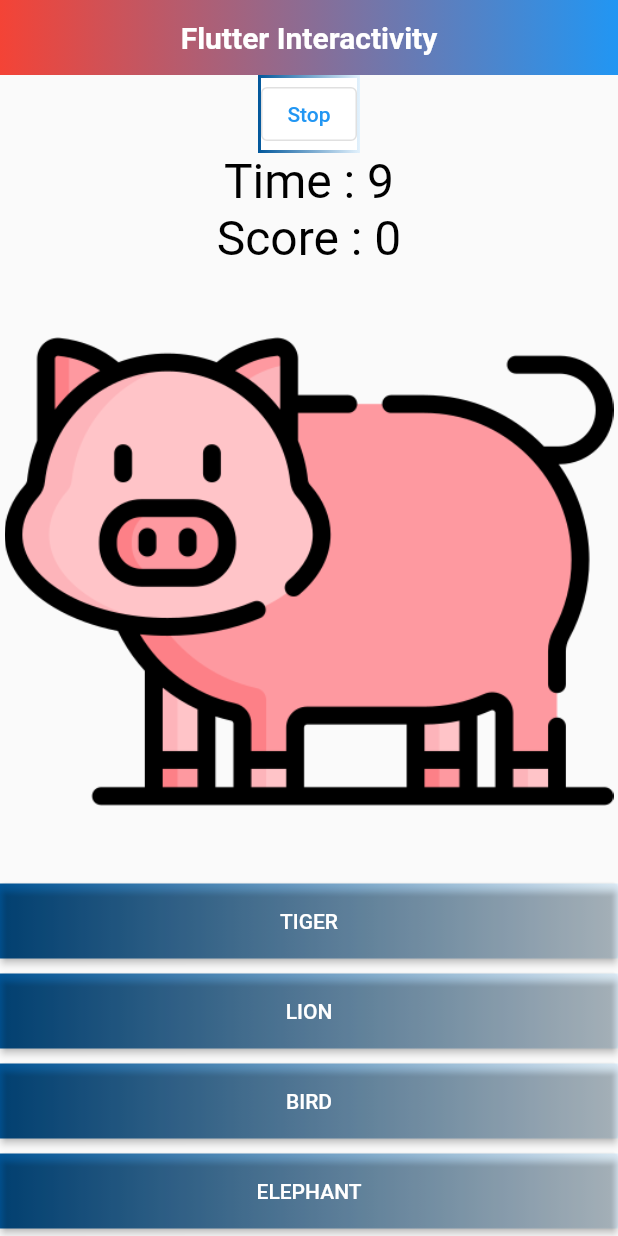
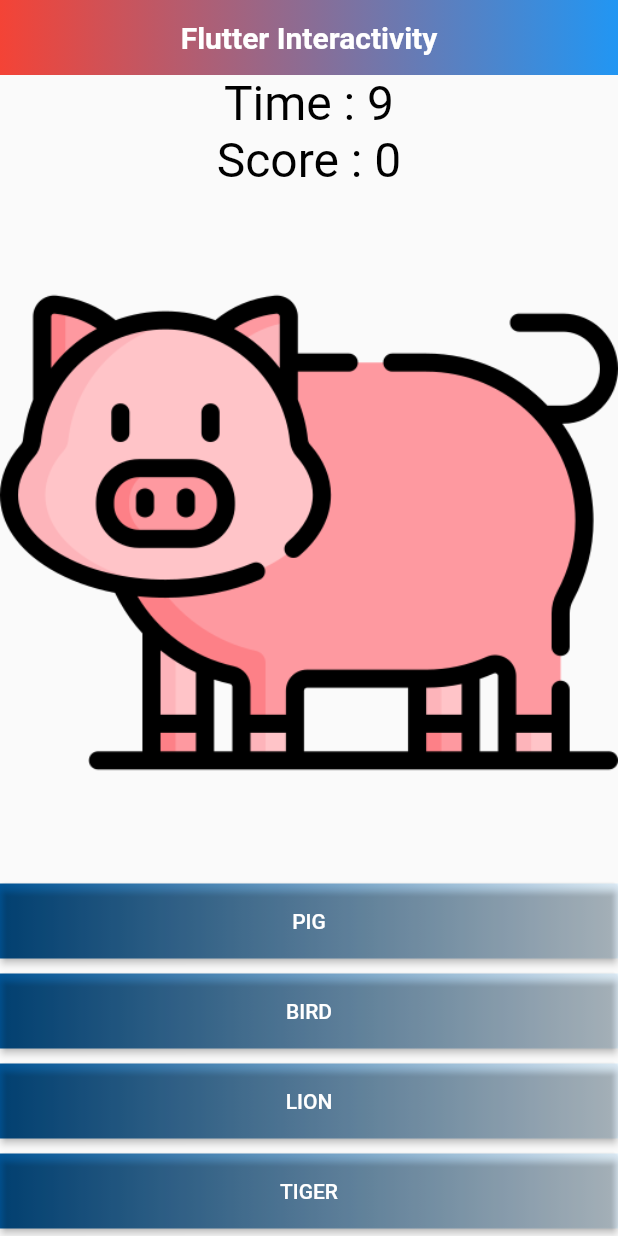
Before and after one commit to BlueKarim/_project_button, a Flutter app: the screen it shows after launch, after a tap on "Start", on a phone screen of 412 x 824 dp. Run offline on Flutter 3.47's test engine with Material 2 defaults, Android fonts, the phone set to English and light mode, and no system bars.

Commit message:
almost done

```diff
--- a/lib/HomePage.dart
+++ b/lib/HomePage.dart
@@ -27,6 +27,8 @@ class _HomePageState extends State<HomePage> {
   String name3 = '';
   String name4 = '';
   String textStart = 'Start';
+  List ListName = ['','','',''];
+  bool _vilsible = true;
 
   String img(){
     int min =0;
@@ -35,12 +37,12 @@ class _HomePageState extends State<HomePage> {
     int a = random.nextInt(max);
     int b = random.nextInt(max);
     int c = random.nextInt(max);
-    int d = random.nextInt(max);
     namePicture = ListImage[r].toString();
     name1= ListImage[a].toString();
     name2= ListImage[b].toString();
     name3 = ListImage[c].toString();
-    name4 = ListImage[d].toString();
+    name4 = ListImage[r].toString();
+    ListName = [name1,name2,name3,name4];
     return namePicture;
   }
 
@@ -53,6 +55,7 @@ class _HomePageState extends State<HomePage> {
     setState(() {
       if(textStart == 'Start')
       {
+        _vilsible = false;
         timing();
         img();
         textStart = 'Stop';
@@ -71,10 +74,12 @@ class _HomePageState extends State<HomePage> {
         name3.toLowerCase() == namePicture ||
         name4.toLowerCase() == namePicture)
       {
+        _counter = 10;
         score+=10;
         pictureRandom();
       }
       else{
+        _counter = 10;
         score-=5;
         pictureRandom();
       }
@@ -116,15 +121,18 @@ class _HomePageState extends State<HomePage> {
       body: new Center(
         child: new Column(
           children: [
-            new MyOutlinedButton(
+            new Visibility(
+              visible: _vilsible,
+              child: new MyOutlinedButton(
               onPressed: Start,
               child: Text(textStart),
+              ),
             ),
             new TimeAndScore(
               score: score,
               counter: _counter,),
             new Picture(name: namePicture,),
-            new RandomButton(name1: name1,name2: name2,name3: name3,name4: name4,GetString: GetString,),
+            new RandomButton(name1: ListName[3],name2: ListName[2],name3: ListName[1],name4: ListName[0],GetString: GetString,),
           ],
         ),
       ),
```
